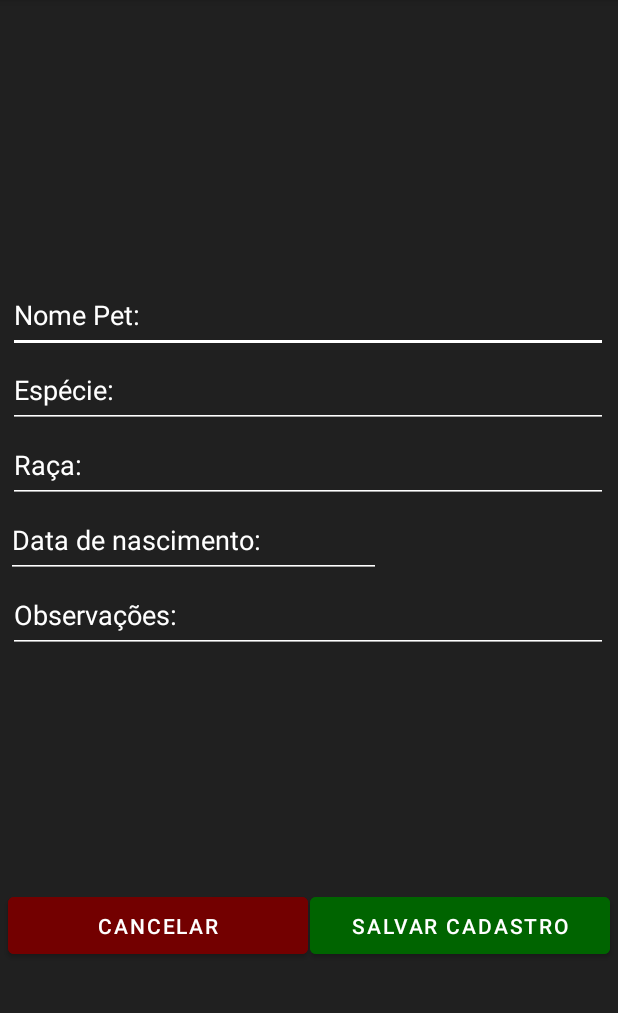
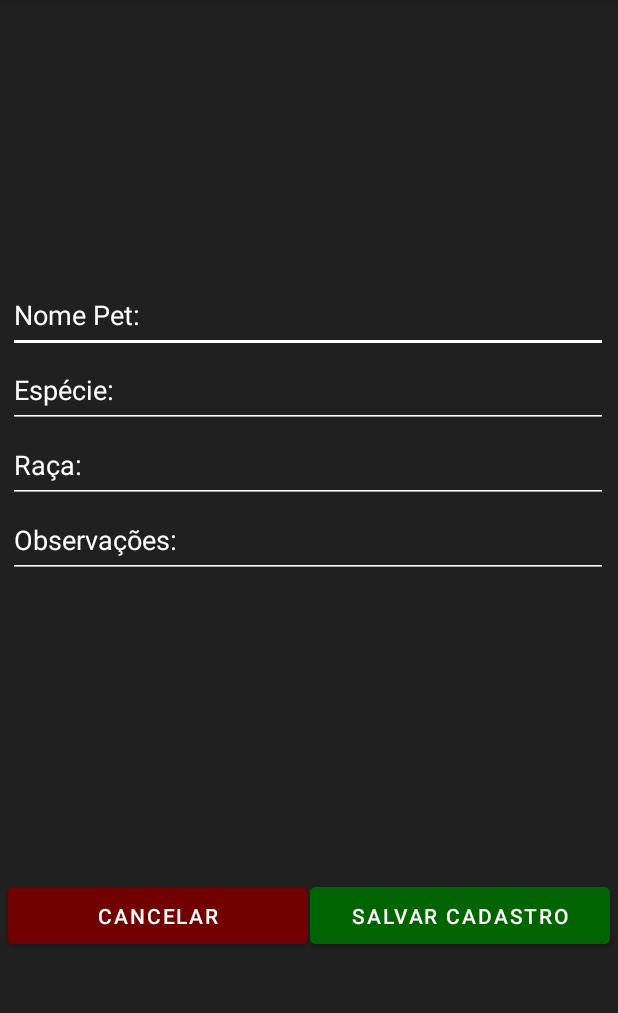
Before and after one commit to LucianoKleinhans/ProjetoPetShop, an Android app: the telacadastropet screen opened directly, with no data from a screen before it, on a phone screen of 412 x 824 dp, the part 84-1097 px from its top. Run offline under Robolectric (Android 15) with nearby library versions, the phone set to English and light mode, and no system bars; our stand-ins replace Firebase (no records; nobody signed in at launch, a user with empty details on screens opened directly).

```diff
--- a/app/src/main/java/br/lajotasoftware/petshop/activity/telacadastropet.java
+++ b/app/src/main/java/br/lajotasoftware/petshop/activity/telacadastropet.java
@@ -21,7 +21,6 @@ public class telacadastropet extends AppCompatActivity {
     private EditText nomePet;
     private EditText especiePet;
     private EditText racaPet;
-    private EditText dataNascimentoPet;
     private EditText observacoes;
     private Pets pets;
 
@@ -32,7 +31,6 @@ public class telacadastropet extends AppCompatActivity {
         nomePet=findViewById(R.id.TextNomePetCad);
         especiePet=findViewById(R.id.TextEspeciePetCad);
         racaPet=findViewById(R.id.TextRacaPetCad);
-        dataNascimentoPet=findViewById(R.id.EditDataNascPetCad);
         observacoes=findViewById(R.id.TextObsPetCad);
         Intent i = getIntent();
         pets= (Pets) i.getSerializableExtra("Pets");
@@ -52,7 +50,6 @@ public class telacadastropet extends AppCompatActivity {
         pets.setNome(nomePet.getText().toString());
         pets.setEspecie(especiePet.getText().toString());
         pets.setRaca(racaPet.getText().toString());
-        pets.setDatanascimento(dataNascimentoPet.getText().toString());
         pets.setObservacao(observacoes.getText().toString());
         Intent it = new Intent();
         it.putExtra("Pets",pets);
--- a/app/src/main/res/layout/telacadastropet.xml
+++ b/app/src/main/res/layout/telacadastropet.xml
@@ -82,30 +82,6 @@
         app:layout_constraintTop_toBottomOf="@+id/TextEspeciePetCad" />
 
     <EditText
-        android:id="@+id/EditDataNascPetCad"
-        android:layout_width="250dp"
-        android:layout_height="50dp"
-        android:layout_marginStart="4dp"
-        android:backgroundTint="@color/white"
-        android:ems="10"
-        android:hint="@string/text_datanascimentopet_cadpet"
-        android:importantForAutofill="no"
-        android:inputType="date"
-        android:textColor="#ffffff"
-        android:textColorHint="#ffffff"
-        app:layout_constraintStart_toStartOf="parent"
-        app:layout_constraintTop_toBottomOf="@+id/TextRacaPetCad" />
-
-    <TextView
-        android:id="@+id/TextCalcIdade"
-        android:layout_width="150dp"
-        android:layout_height="50dp"
-        android:textColor="#ffffff"
-        android:textColorHint="#ffffff"
-        app:layout_constraintStart_toEndOf="@+id/EditDataNascPetCad"
-        app:layout_constraintTop_toBottomOf="@+id/TextRacaPetCad" />
-
-    <EditText
         android:id="@+id/TextObsPetCad"
         android:layout_width="400dp"
         android:layout_height="50dp"
@@ -121,19 +97,17 @@
         app:layout_constraintEnd_toEndOf="parent"
         app:layout_constraintHorizontal_bias="0.0"
         app:layout_constraintStart_toStartOf="parent"
-        app:layout_constraintTop_toBottomOf="@+id/EditDataNascPetCad" />
+        app:layout_constraintTop_toBottomOf="@+id/TextRacaPetCad" />
 
     <Button
         android:id="@+id/btCancelarPetCad"
         android:layout_width="200dp"
         android:layout_height="50dp"
         android:layout_marginStart="5dp"
-        android:layout_marginTop="80dp"
-        android:layout_marginBottom="50dp"
+        android:layout_marginTop="200dp"
         android:backgroundTint="#730000"
+        android:onClick="bt_finish_telacadastropet"
         android:text="@string/bt_cancelarcadastro_cadpet"
-        android:onClick="bt_finish_telacadastropet"
-        app:layout_constraintBottom_toBottomOf="parent"
         app:layout_constraintStart_toStartOf="parent"
         app:layout_constraintTop_toBottomOf="@+id/TextObsPetCad" />
 
@@ -141,13 +115,11 @@
         android:id="@+id/btSalvarPetCad"
         android:layout_width="200dp"
         android:layout_height="50dp"
-        android:layout_marginTop="80dp"
+        android:layout_marginTop="200dp"
         android:layout_marginEnd="5dp"
-        android:layout_marginBottom="50dp"
         android:backgroundTint="#006400"
+        android:onClick="bt_slvcadastro_telacadastropet_to_telacadastroservicos"
         android:text="@string/bt_salvarcadastro_cadpet"
-        android:onClick="bt_slvcadastro_telacadastropet_to_telacadastroservicos"
-        app:layout_constraintBottom_toBottomOf="parent"
         app:layout_constraintEnd_toEndOf="parent"
         app:layout_constraintTop_toBottomOf="@+id/TextObsPetCad"
         tools:ignore="UsingOnClickInXml" />
--- a/app/src/main/res/values/strings.xml
+++ b/app/src/main/res/values/strings.xml
@@ -54,5 +54,8 @@
     <string name="bt_concluir_addservico">Concluir</string>
     <string name="text_racapet_cadservicoo">Raca:</string>
     <string name="textviewservico1">TextView</string>
+    <string name="_total_0">0</string>
+    <string name="_subtotal_0">0</string>
+    <string name="txtespecie_tcs">Especie:</string>
 
 </resources>
```
Also changed, not shown: app/src/main/java/br/lajotasoftware/petshop/activity/telacadastroservicos.java (+24 -13 lines), app/src/main/java/br/lajotasoftware/petshop/activity/telaservicos.java (+7 -1 lines), app/src/main/java/br/lajotasoftware/petshop/classes/Pets.java (+0 -9 lines), app/src/main/res/layout/telacadastroservicos.xml (+14 -14 lines), app/src/main/res/layout/telaservicos.xml (+6 -3 lines).
